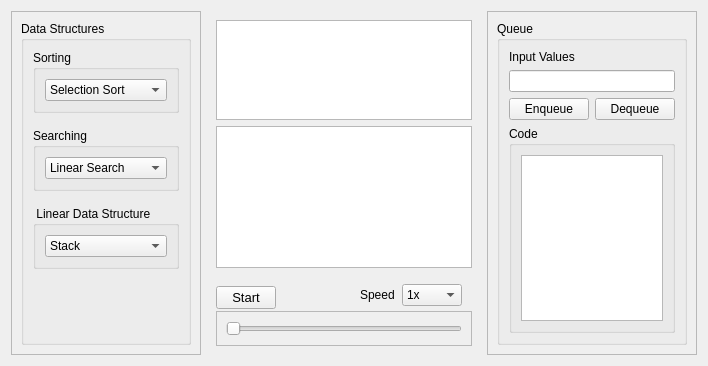
First picture: the form in form.ui, repository Binaya764/DSA-Visualizer, before the edit.
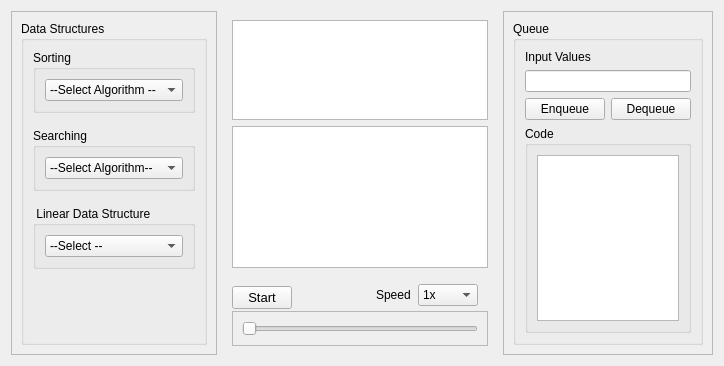
Second picture: the form after the edit.

The edit to the form file:
```diff
--- a/form.ui
+++ b/form.ui
@@ -63,6 +63,16 @@
                       <property name="editable">
                        <bool>false</bool>
                       </property>
+                      <item>
+                       <property name="text">
+                        <string>--Select Algorithm --</string>
+                       </property>
+                      </item>
+                      <item>
+                       <property name="text">
+                        <string>Bubble Sort</string>
+                       </property>
+                      </item>
                       <item>
                        <property name="text">
                         <string>Selection Sort</string>
@@ -97,6 +107,11 @@
                  <layout class="QVBoxLayout" name="verticalLayout_40">
                   <item>
                    <widget class="QComboBox" name="search_comboBox">
+                    <item>
+                     <property name="text">
+                      <string>--Select Algorithm--</string>
+                     </property>
+                    </item>
                     <item>
                      <property name="text">
                       <string>Linear Search</string>
@@ -127,6 +142,11 @@
                  <layout class="QVBoxLayout" name="verticalLayout_42">
                   <item>
                    <widget class="QComboBox" name="DS_comboBox">
+                    <item>
+                     <property name="text">
+                      <string>--Select --</string>
+                     </property>
+                    </item>
                     <item>
                      <property name="text">
                       <string>Stack</string>
```
Left out of the diff: 5 changed lines with no effect on the pictures.
